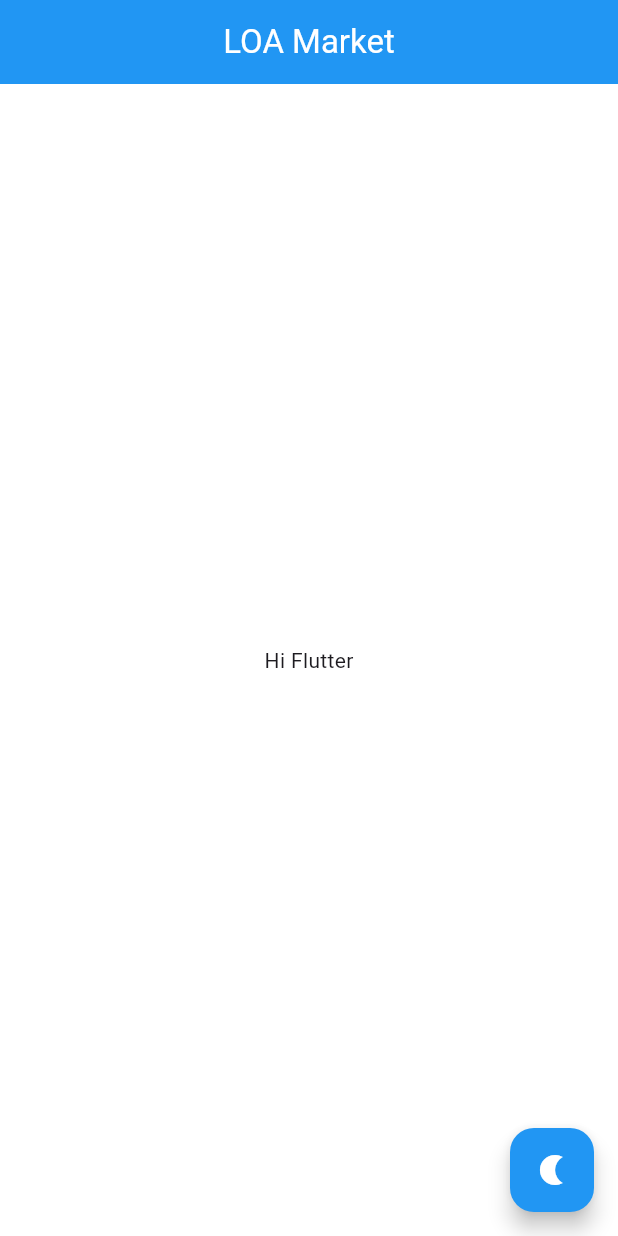
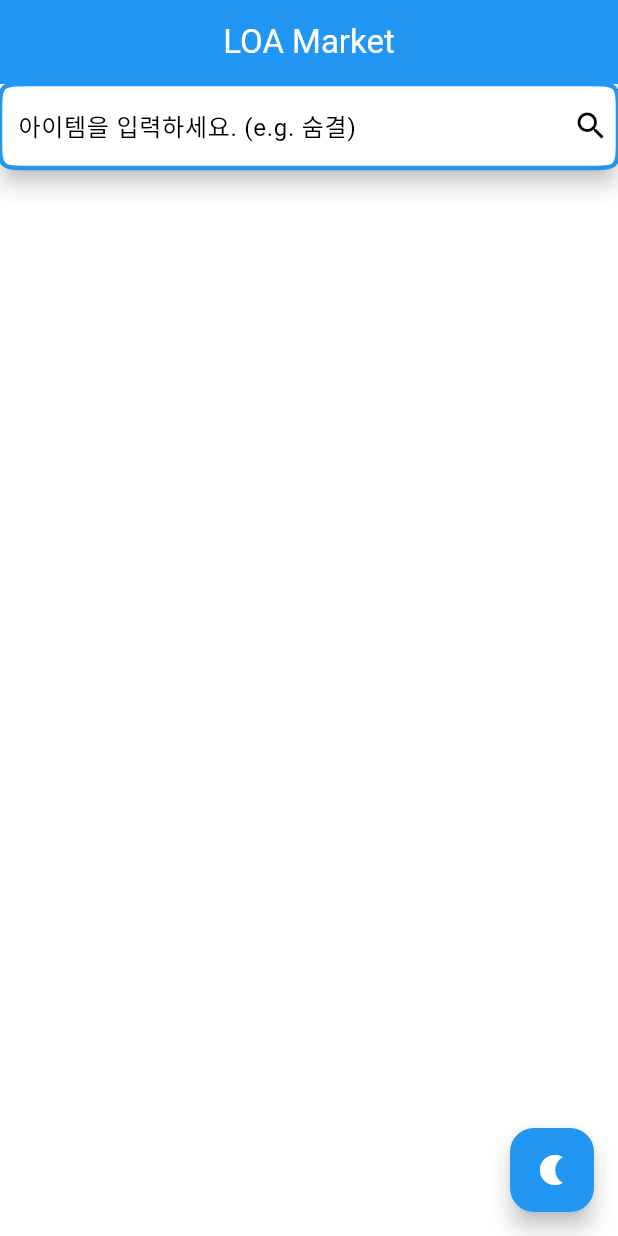
Before and after one commit to augusstt06/loa_market, a Flutter app: the screen it shows after launch, on a phone screen of 412 x 824 dp. Run offline on Flutter 3.47's test engine with Material 3 defaults, Android fonts, the phone set to English and light mode, and no system bars; our stand-ins replace flutter_dotenv, google_fonts; Roboto replaces fonts that are missing (Sunflower).

Commit message:
add: search widget

```diff
--- a/lib/screens/home_screen.dart
+++ b/lib/screens/home_screen.dart
@@ -1,4 +1,5 @@
 import 'package:flutter/material.dart';
+import 'package:loa_market/widgets/search_widget.dart';
 
 class HomeScreen extends StatefulWidget {
   const HomeScreen({
@@ -19,10 +20,10 @@ class _HomeScreenState extends State<HomeScreen> {
       appBar: AppBar(
         title: const Text('LOA Market'),
       ),
-      body: const Center(
-        child: Text(
-          'Hi Flutter',
-        ),
+      body: Column(
+        children: [
+          SearchWidget(),
+        ],
       ),
       floatingActionButton: FloatingActionButton(
         onPressed: widget.toggleTheme,
--- a/lib/utils/theme/theme.dart
+++ b/lib/utils/theme/theme.dart
@@ -10,9 +10,7 @@ class AppTheme {
       ThemeData.light().textTheme,
     ),
     colorScheme: const ColorScheme.light(
-      primary: Colors.blue,
-      secondary: Colors.blue,
-    ),
+        primary: Colors.blue, secondary: Color.fromARGB(164, 0, 88, 139)),
     appBarTheme: const AppBarTheme(
       backgroundColor: Colors.blue,
       foregroundColor: Colors.white,
@@ -30,7 +28,7 @@ class AppTheme {
     ),
     colorScheme: ColorScheme.dark(
       primary: const Color.fromARGB(165, 63, 81, 181),
-      secondary: const Color.fromARGB(165, 63, 81, 181),
+      secondary: Color.fromARGB(165, 30, 30, 90),
     ),
     appBarTheme: AppBarTheme(
       backgroundColor: const Color.fromARGB(165, 63, 81, 181),
--- /dev/null
+++ b/lib/widgets/search_widget.dart
@@ -0,0 +1,25 @@
+import 'package:flutter/material.dart';
+
+class SearchWidget extends StatelessWidget {
+  const SearchWidget({super.key});
+
+  @override
+  Widget build(BuildContext context) {
+    return SearchBar(
+      onChanged: (value) {
+        print(value);
+      },
+      hintText: '아이템을 입력하세요. (e.g. 숨결)',
+      trailing: [Icon(Icons.search)],
+      overlayColor:
+          WidgetStatePropertyAll(Theme.of(context).colorScheme.secondary),
+      shape: WidgetStateProperty.all(ContinuousRectangleBorder(
+        borderRadius: BorderRadius.circular(20),
+      )),
+      padding: WidgetStateProperty.all(EdgeInsets.all(6)),
+      side: WidgetStateProperty.all(
+        BorderSide(color: Theme.of(context).colorScheme.primary, width: 3),
+      ),
+    );
+  }
+}
```
